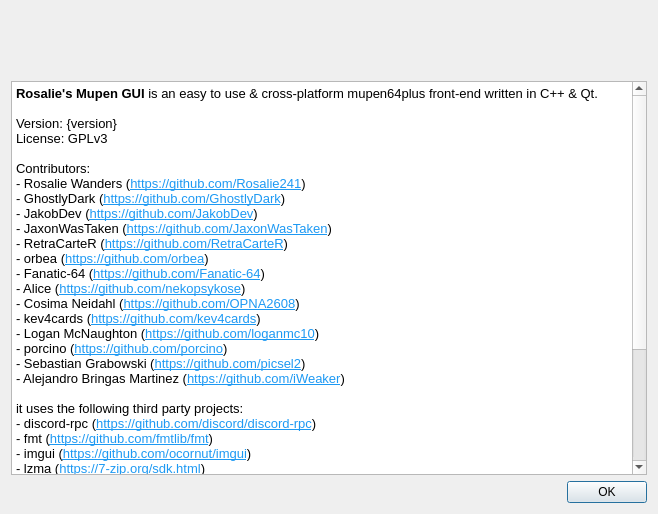
Above: Source/RMG/UserInterface/Dialog/AboutDialog.ui from Rosalie241/RMG before the change. Below: the same form after it.
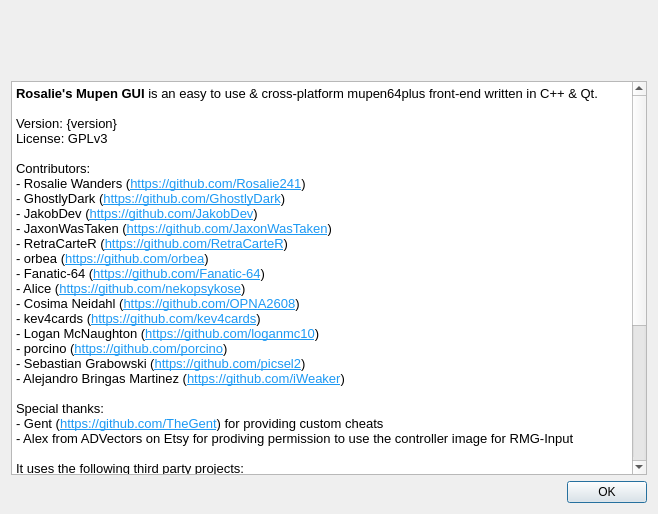
That is the form after the change. Icons and pictures are not drawn.

Commit message: RMG: add special thanks section to about dialog

```diff
--- a/Source/RMG/UserInterface/Dialog/AboutDialog.ui
+++ b/Source/RMG/UserInterface/Dialog/AboutDialog.ui
@@ -83,7 +83,11 @@
 &lt;p style=&quot; margin-top:0px; margin-bottom:0px; margin-left:0px; margin-right:0px; -qt-block-indent:0; text-indent:0px;&quot;&gt;- Sebastian Grabowski (&lt;a href=&quot;https://github.com/picsel2&quot;&gt;&lt;span style=&quot; text-decoration: underline; color:#1d99f3;&quot;&gt;https://github.com/picsel2&lt;/span&gt;&lt;/a&gt;)&lt;/p&gt;
 &lt;p style=&quot; margin-top:0px; margin-bottom:0px; margin-left:0px; margin-right:0px; -qt-block-indent:0; text-indent:0px;&quot;&gt;- Alejandro Bringas Martinez (&lt;a href=&quot;https://github.com/iWeaker&quot;&gt;&lt;span style=&quot; text-decoration: underline; color:#1d99f3;&quot;&gt;https://github.com/iWeaker&lt;/span&gt;&lt;/a&gt;)&lt;/p&gt;
 &lt;p style=&quot;-qt-paragraph-type:empty; margin-top:0px; margin-bottom:0px; margin-left:0px; margin-right:0px; -qt-block-indent:0; text-indent:0px;&quot;&gt;&lt;br /&gt;&lt;/p&gt;
-&lt;p style=&quot; margin-top:0px; margin-bottom:0px; margin-left:0px; margin-right:0px; -qt-block-indent:0; text-indent:0px;&quot;&gt;it uses the following third party projects:&lt;/p&gt;
+&lt;p style=&quot; margin-top:0px; margin-bottom:0px; margin-left:0px; margin-right:0px; -qt-block-indent:0; text-indent:0px;&quot;&gt;Special thanks:&lt;/p&gt;
+&lt;p style=&quot; margin-top:0px; margin-bottom:0px; margin-left:0px; margin-right:0px; -qt-block-indent:0; text-indent:0px;&quot;&gt;- Gent (&lt;a href=&quot;https://github.com/TheGent&quot;&gt;&lt;span style=&quot; text-decoration: underline; color:#1d99f3;&quot;&gt;https://github.com/TheGent&lt;/span&gt;&lt;/a&gt;) for providing custom cheats&lt;/p&gt;
+&lt;p style=&quot; margin-top:0px; margin-bottom:0px; margin-left:0px; margin-right:0px; -qt-block-indent:0; text-indent:0px;&quot;&gt;- Alex from ADVectors on Etsy for prodiving permission to use the controller image for RMG-Input&lt;/p&gt;
+&lt;p style=&quot;-qt-paragraph-type:empty; margin-top:0px; margin-bottom:0px; margin-left:0px; margin-right:0px; -qt-block-indent:0; text-indent:0px;&quot;&gt;&lt;br /&gt;&lt;/p&gt;
+&lt;p style=&quot; margin-top:0px; margin-bottom:0px; margin-left:0px; margin-right:0px; -qt-block-indent:0; text-indent:0px;&quot;&gt;It uses the following third party projects:&lt;/p&gt;
 &lt;p style=&quot; margin-top:0px; margin-bottom:0px; margin-left:0px; margin-right:0px; -qt-block-indent:0; text-indent:0px;&quot;&gt;- discord-rpc (&lt;a href=&quot;https://github.com/discord/discord-rpc&quot;&gt;&lt;span style=&quot; text-decoration: underline; color:#1d99f3;&quot;&gt;https://github.com/discord/discord-rpc&lt;/span&gt;&lt;/a&gt;)&lt;/p&gt;
 &lt;p style=&quot; margin-top:0px; margin-bottom:0px; margin-left:0px; margin-right:0px; -qt-block-indent:0; text-indent:0px;&quot;&gt;- fmt (&lt;a href=&quot;https://github.com/fmtlib/fmt&quot;&gt;&lt;span style=&quot; text-decoration: underline; color:#1d99f3;&quot;&gt;https://github.com/fmtlib/fmt&lt;/span&gt;&lt;/a&gt;)&lt;/p&gt;
 &lt;p style=&quot; margin-top:0px; margin-bottom:0px; margin-left:0px; margin-right:0px; -qt-block-indent:0; text-indent:0px;&quot;&gt;- imgui (&lt;a href=&quot;https://github.com/ocornut/imgui&quot;&gt;&lt;span style=&quot; text-decoration: underline; color:#1d99f3;&quot;&gt;https://github.com/ocornut/imgui&lt;/span&gt;&lt;/a&gt;)&lt;/p&gt;
```
